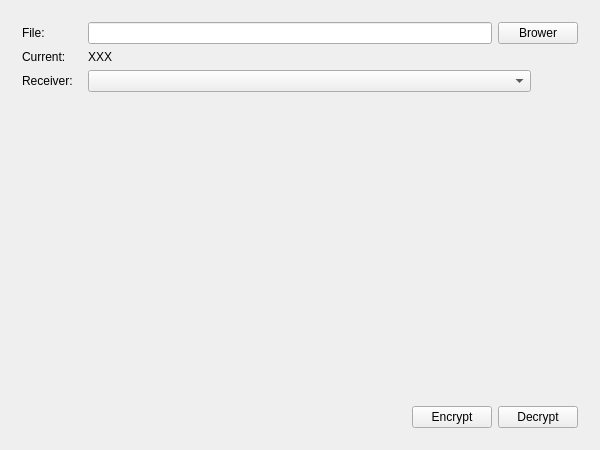
MichaelLugq/ukey-auth, file src/user/mainwidget.ui: the form before one commit.
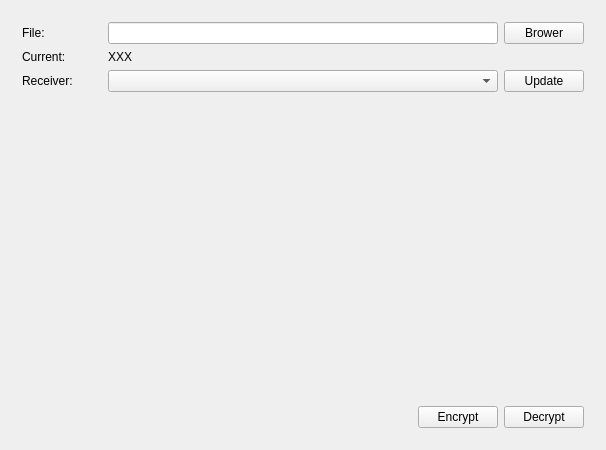
The form after the commit. The open tabs and pages were chosen to show the change.

What changed in the file:
```diff
--- a/src/user/mainwidget.ui
+++ b/src/user/mainwidget.ui
@@ -85,10 +85,16 @@
           <widget class="QLabel" name="label">
            <property name="minimumSize">
             <size>
-             <width>60</width>
+             <width>80</width>
              <height>0</height>
             </size>
            </property>
+           <property name="maximumSize">
+            <size>
+             <width>80</width>
+             <height>16777215</height>
+            </size>
+           </property>
            <property name="text">
             <string>File:</string>
            </property>
@@ -110,9 +116,15 @@
         <layout class="QHBoxLayout" name="horizontalLayout_4">
          <item>
           <widget class="QLabel" name="label_3">
+           <property name="minimumSize">
+            <size>
+             <width>80</width>
+             <height>0</height>
+            </size>
+           </property>
            <property name="maximumSize">
             <size>
-             <width>60</width>
+             <width>80</width>
              <height>16777215</height>
             </size>
            </property>
@@ -136,10 +148,16 @@
           <widget class="QLabel" name="label_2">
            <property name="minimumSize">
             <size>
-             <width>60</width>
+             <width>80</width>
              <height>0</height>
             </size>
            </property>
+           <property name="maximumSize">
+            <size>
+             <width>80</width>
+             <height>16777215</height>
+            </size>
+           </property>
            <property name="text">
             <string>Receiver:</string>
            </property>
@@ -149,24 +167,18 @@
           <widget class="QComboBox" name="comboBox">
            <property name="minimumSize">
             <size>
-             <width>443</width>
+             <width>390</width>
              <height>0</height>
             </size>
            </property>
           </widget>
          </item>
          <item>
-          <spacer name="horizontalSpacer_2">
-           <property name="orientation">
-            <enum>Qt::Horizontal</enum>
+          <widget class="QPushButton" name="btn_update">
+           <property name="text">
+            <string>Update</string>
            </property>
-           <property name="sizeHint" stdset="0">
-            <size>
-             <width>40</width>
-             <height>20</height>
-            </size>
-           </property>
-          </spacer>
+          </widget>
          </item>
         </layout>
        </item>
```
Left out of the diff: 2 changed lines with no effect on the pictures.
